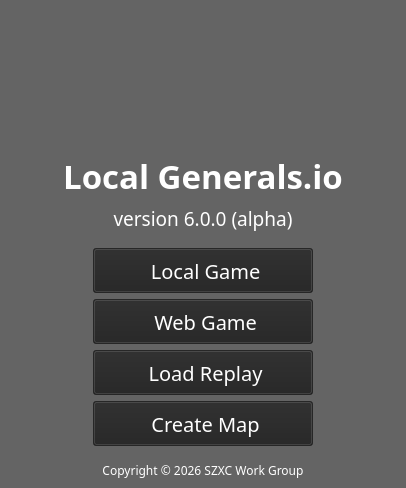
Above: src/ui/mainWindow/mainWindow.ui from SZXC-WG/LocalGen-new before the change. Below: the same form after it.
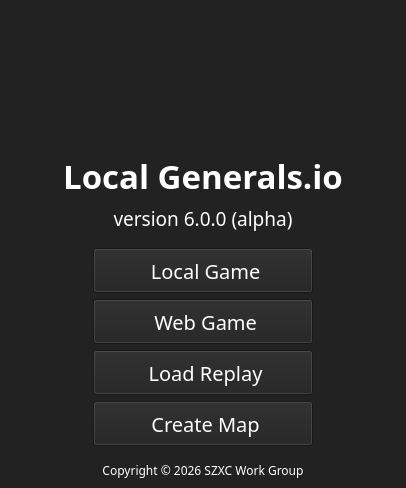
That is the form after the change. Icons and pictures are not drawn. Custom widgets are drawn as their Qt base class.

Commit message: upd(ui): improve visibility

```diff
--- a/src/ui/mainWindow/mainWindow.ui
+++ b/src/ui/mainWindow/mainWindow.ui
@@ -24,7 +24,7 @@
      </colorrole>
      <colorrole role="Button">
       <brush brushstyle="SolidPattern">
-       <color alpha="179">
+       <color alpha="255">
         <red>34</red>
         <green>34</green>
         <blue>34</blue>
@@ -33,7 +33,7 @@
      </colorrole>
      <colorrole role="Light">
       <brush brushstyle="SolidPattern">
-       <color alpha="179">
+       <color alpha="255">
         <red>51</red>
         <green>51</green>
         <blue>51</blue>
@@ -42,7 +42,7 @@
      </colorrole>
      <colorrole role="Midlight">
       <brush brushstyle="SolidPattern">
-       <color alpha="179">
+       <color alpha="255">
         <red>42</red>
         <green>42</green>
         <blue>42</blue>
@@ -51,7 +51,7 @@
      </colorrole>
      <colorrole role="Dark">
       <brush brushstyle="SolidPattern">
-       <color alpha="179">
+       <color alpha="255">
         <red>17</red>
         <green>17</green>
         <blue>17</blue>
@@ -60,7 +60,7 @@
      </colorrole>
      <colorrole role="Mid">
       <brush brushstyle="SolidPattern">
-       <color alpha="179">
+       <color alpha="255">
         <red>23</red>
         <green>23</green>
         <blue>23</blue>
@@ -105,7 +105,7 @@
      </colorrole>
      <colorrole role="Window">
       <brush brushstyle="SolidPattern">
-       <color alpha="179">
+       <color alpha="255">
         <red>34</red>
         <green>34</green>
         <blue>34</blue>
@@ -123,7 +123,7 @@
      </colorrole>
      <colorrole role="AlternateBase">
       <brush brushstyle="SolidPattern">
-       <color alpha="217">
+       <color alpha="255">
         <red>17</red>
         <green>17</green>
         <blue>17</blue>
@@ -161,8 +161,8 @@
       <brush brushstyle="SolidPattern">
        <color alpha="255">
         <red>0</red>
-        <green>0</green>
-        <blue>0</blue>
+        <green>128</green>
+        <blue>128</blue>
        </color>
       </brush>
      </colorrole>
@@ -179,7 +179,7 @@
      </colorrole>
      <colorrole role="Button">
       <brush brushstyle="SolidPattern">
-       <color alpha="179">
+       <color alpha="255">
         <red>34</red>
         <green>34</green>
         <blue>34</blue>
@@ -188,7 +188,7 @@
      </colorrole>
      <colorrole role="Light">
       <brush brushstyle="SolidPattern">
-       <color alpha="179">
+       <color alpha="255">
         <red>51</red>
         <green>51</green>
         <blue>51</blue>
@@ -197,7 +197,7 @@
      </colorrole>
      <colorrole role="Midlight">
       <brush brushstyle="SolidPattern">
-       <color alpha="179">
+       <color alpha="255">
         <red>42</red>
         <green>42</green>
         <blue>42</blue>
@@ -206,7 +206,7 @@
      </colorrole>
      <colorrole role="Dark">
       <brush brushstyle="SolidPattern">
-       <color alpha="179">
+       <color alpha="255">
         <red>17</red>
         <green>17</green>
         <blue>17</blue>
@@ -215,7 +215,7 @@
      </colorrole>
      <colorrole role="Mid">
       <brush brushstyle="SolidPattern">
-       <color alpha="179">
+       <color alpha="255">
         <red>23</red>
         <green>23</green>
         <blue>23</blue>
@@ -260,7 +260,7 @@
      </colorrole>
      <colorrole role="Window">
       <brush brushstyle="SolidPattern">
-       <color alpha="179">
+       <color alpha="255">
         <red>34</red>
         <green>34</green>
         <blue>34</blue>
@@ -278,7 +278,7 @@
      </colorrole>
      <colorrole role="AlternateBase">
       <brush brushstyle="SolidPattern">
-       <color alpha="217">
+       <color alpha="255">
         <red>17</red>
         <green>17</green>
         <blue>17</blue>
@@ -316,8 +316,8 @@
       <brush brushstyle="SolidPattern">
        <color alpha="255">
         <red>0</red>
-        <green>0</green>
-        <blue>0</blue>
+        <green>128</green>
+        <blue>128</blue>
        </color>
       </brush>
      </colorrole>
@@ -325,7 +325,7 @@
     <disabled>
      <colorrole role="WindowText">
       <brush brushstyle="SolidPattern">
-       <color alpha="179">
+       <color alpha="255">
         <red>17</red>
         <green>17</green>
         <blue>17</blue>
@@ -334,7 +334,7 @@
      </colorrole>
      <colorrole role="Button">
       <brush brushstyle="SolidPattern">
-       <color alpha="179">
+       <color alpha="255">
         <red>34</red>
         <green>34</green>
         <blue>34</blue>
@@ -343,7 +343,7 @@
      </colorrole>
      <colorrole role="Light">
       <brush brushstyle="SolidPattern">
-       <color alpha="179">
+       <color alpha="255">
         <red>51</red>
         <green>51</green>
         <blue>51</blue>
@@ -352,7 +352,7 @@
      </colorrole>
      <colorrole role="Midlight">
       <brush brushstyle="SolidPattern">
-       <color alpha="179">
+       <color alpha="255">
         <red>42</red>
         <green>42</green>
         <blue>42</blue>
@@ -361,7 +361,7 @@
      </colorrole>
      <colorrole role="Dark">
       <brush brushstyle="SolidPattern">
-       <color alpha="179">
+       <color alpha="255">
         <red>17</red>
         <green>17</green>
         <blue>17</blue>
@@ -370,7 +370,7 @@
      </colorrole>
      <colorrole role="Mid">
       <brush brushstyle="SolidPattern">
-       <color alpha="179">
+       <color alpha="255">
         <red>23</red>
         <green>23</green>
         <blue>23</blue>
@@ -379,10 +379,10 @@
      </colorrole>
      <colorrole role="Text">
       <brush brushstyle="SolidPattern">
-       <color alpha="179">
-        <red>17</red>
-        <green>17</green>
-        <blue>17</blue>
+       <color alpha="255">
+        <red>0</red>
+        <green>80</green>
+        <blue>80</blue>
        </color>
       </brush>
      </colorrole>
@@ -397,7 +397,7 @@
      </colorrole>
      <colorrole role="ButtonText">
       <brush brushstyle="SolidPattern">
-       <color alpha="179">
+       <color alpha="255">
         <red>17</red>
         <green>17</green>
         <blue>17</blue>
@@ -406,7 +406,7 @@
      </colorrole>
      <colorrole role="Base">
       <brush brushstyle="SolidPattern">
-       <color alpha="179">
+       <color alpha="255">
         <red>34</red>
         <green>34</green>
         <blue>34</blue>
@@ -415,7 +415,7 @@
      </colorrole>
      <colorrole role="Window">
       <brush brushstyle="SolidPattern">
-       <color alpha="179">
+       <color alpha="255">
         <red>34</red>
         <green>34</green>
         <blue>34</blue>
@@ -433,7 +433,7 @@
      </colorrole>
      <colorrole role="AlternateBase">
       <brush brushstyle="SolidPattern">
-       <color alpha="179">
+       <color alpha="255">
         <red>34</red>
         <green>34</green>
         <blue>34</blue>
@@ -460,7 +460,7 @@
      </colorrole>
      <colorrole role="PlaceholderText">
       <brush brushstyle="SolidPattern">
-       <color alpha="89">
+       <color alpha="127">
         <red>17</red>
         <green>17</green>
         <blue>17</blue>
@@ -469,10 +469,10 @@
      </colorrole>
      <colorrole role="Accent">
       <brush brushstyle="SolidPattern">
-       <color alpha="179">
-        <red>24</red>
-        <green>24</green>
-        <blue>24</blue>
+       <color alpha="255">
+        <red>0</red>
+        <green>128</green>
+        <blue>128</blue>
        </color>
       </brush>
      </colorrole>
```
The commit also changes 2 other files.
